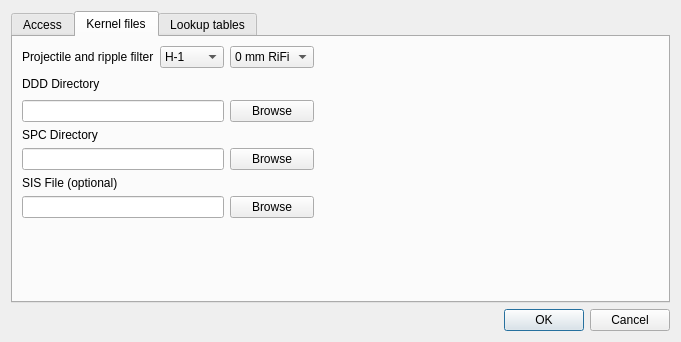
Old version of the form pytripgui/view/trip_config.ui in the repository pytrip/pytripgui.
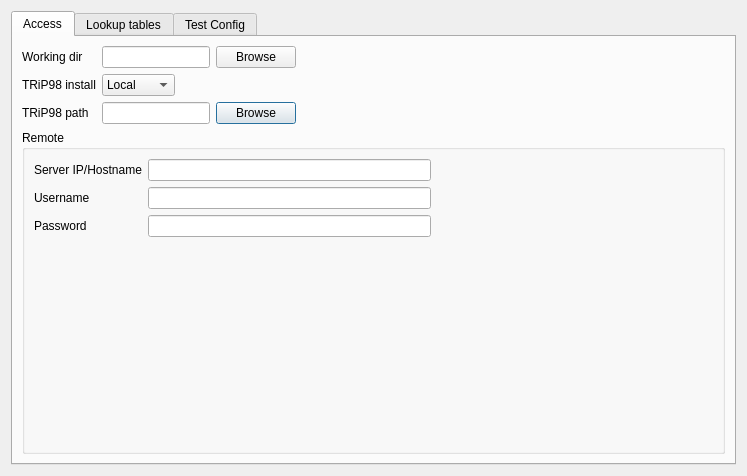
New version of the form. The open tabs and pages were chosen to show the change.

```diff
--- a/pytripgui/view/trip_config.ui
+++ b/pytripgui/view/trip_config.ui
@@ -6,8 +6,8 @@
    <rect>
     <x>0</x>
     <y>0</y>
-    <width>681</width>
-    <height>342</height>
+    <width>747</width>
+    <height>476</height>
    </rect>
   </property>
   <property name="windowTitle">
@@ -166,154 +166,7 @@
        </item>
       </layout>
      </widget>
-     <widget class="QWidget" name="tab_2">
-      <attribute name="title">
-       <string>Kernel files</string>
-      </attribute>
-      <layout class="QGridLayout" name="gridLayout_2">
-       <item row="0" column="0" colspan="2">
-        <widget class="QLabel" name="label_8">
-         <property name="text">
-          <string>Projectile and ripple filter</string>
-         </property>
-        </widget>
-       </item>
-       <item row="0" column="2">
-        <widget class="QComboBox" name="comboBox_2">
-         <item>
-          <property name="text">
-           <string>H-1</string>
-          </property>
-         </item>
-         <item>
-          <property name="text">
-           <string>He-4</string>
-          </property>
-         </item>
-         <item>
-          <property name="text">
-           <string>C-12</string>
-          </property>
-         </item>
-         <item>
-          <property name="text">
-           <string>O-16</string>
-          </property>
-         </item>
-         <item>
-          <property name="text">
-           <string>Ne-20</string>
-          </property>
-         </item>
-        </widget>
-       </item>
-       <item row="0" column="3">
-        <widget class="QComboBox" name="comboBox_3">
-         <item>
-          <property name="text">
-           <string>0 mm RiFi</string>
-          </property>
-         </item>
-         <item>
-          <property name="text">
-           <string>3 mm RiFi</string>
-          </property>
-         </item>
-        </widget>
-       </item>
-       <item row="0" column="4">
-        <spacer name="horizontalSpacer_5">
-         <property name="orientation">
-          <enum>Qt::Horizontal</enum>
-         </property>
-         <property name="sizeHint" stdset="0">
-          <size>
-           <width>40</width>
-           <height>20</height>
-          </size>
-         </property>
-        </spacer>
-       </item>
-       <item row="1" column="0">
-        <widget class="QLabel" name="label_7">
-         <property name="text">
-          <string>DDD Directory</string>
-         </property>
-        </widget>
-       </item>
-       <item row="1" column="2" colspan="3">
-        <spacer name="horizontalSpacer_3">
-         <property name="orientation">
-          <enum>Qt::Horizontal</enum>
-         </property>
-         <property name="sizeHint" stdset="0">
-          <size>
-           <width>471</width>
-           <height>20</height>
-          </size>
-         </property>
-        </spacer>
-       </item>
-       <item row="3" column="0">
-        <widget class="QLabel" name="label_9">
-         <property name="text">
-          <string>SPC Directory</string>
-         </property>
-        </widget>
-       </item>
-       <item row="5" column="0">
-        <widget class="QLabel" name="label_10">
-         <property name="text">
-          <string>SIS File (optional)</string>
-         </property>
-        </widget>
-       </item>
-       <item row="7" column="0">
-        <spacer name="verticalSpacer_2">
-         <property name="orientation">
-          <enum>Qt::Vertical</enum>
-         </property>
-         <property name="sizeHint" stdset="0">
-          <size>
-           <width>20</width>
-           <height>40</height>
-          </size>
-         </property>
-        </spacer>
-       </item>
-       <item row="6" column="3">
-        <widget class="QPushButton" name="pushButton_browsesis">
-         <property name="text">
-          <string>Browse</string>
-         </property>
-        </widget>
-       </item>
-       <item row="2" column="0" colspan="3">
-        <widget class="QLineEdit" name="lineEdit_ddd"/>
-       </item>
-       <item row="4" column="0" colspan="3">
-        <widget class="QLineEdit" name="lineEdit_spc"/>
-       </item>
-       <item row="4" column="3">
-        <widget class="QPushButton" name="pushButton_browsespc">
-         <property name="text">
-          <string>Browse</string>
-         </property>
-        </widget>
-       </item>
-       <item row="2" column="3">
-        <widget class="QPushButton" name="pushButton_browseddd">
-         <property name="text">
-          <string>Browse</string>
-         </property>
-        </widget>
-       </item>
-       <item row="6" column="0" colspan="3">
-        <widget class="QLineEdit" name="lineEdit_sis"/>
-       </item>
-      </layout>
-     </widget>
-     <widget class="QWidget" name="tab_3">
+     <widget class="QWidget" name="tab_lut">
       <attribute name="title">
        <string>Lookup tables</string>
       </attribute>
@@ -393,16 +246,77 @@
        </item>
       </layout>
      </widget>
-    </widget>
-   </item>
-   <item>
-    <widget class="QDialogButtonBox" name="buttonBox">
-     <property name="orientation">
-      <enum>Qt::Horizontal</enum>
-     </property>
-     <property name="standardButtons">
-      <set>QDialogButtonBox::Cancel|QDialogButtonBox::Ok</set>
-     </property>
+     <widget class="QWidget" name="tab_test">
+      <attribute name="title">
+       <string>Test Config</string>
+      </attribute>
+      <layout class="QGridLayout" name="gridLayout_2">
+       <item row="0" column="0">
+        <widget class="QPushButton" name="pushButton">
+         <property name="text">
+          <string>Check TRiP98 Version</string>
+         </property>
+        </widget>
+       </item>
+       <item row="0" column="1">
+        <widget class="QLabel" name="label_7">
+         <property name="text">
+          <string>Version : ???</string>
+         </property>
+        </widget>
+       </item>
+       <item row="0" column="2">
+        <widget class="QCheckBox" name="checkBox">
+         <property name="text">
+          <string>Success</string>
+         </property>
+        </widget>
+       </item>
+       <item row="0" column="3">
+        <spacer name="horizontalSpacer">
+         <property name="orientation">
+          <enum>Qt::Horizontal</enum>
+         </property>
+         <property name="sizeHint" stdset="0">
+          <size>
+           <width>383</width>
+           <height>20</height>
+          </size>
+         </property>
+        </spacer>
+       </item>
+       <item row="1" column="0">
+        <widget class="QPushButton" name="pushButton_2">
+         <property name="text">
+          <string>Check Kernel</string>
+         </property>
+        </widget>
+       </item>
+       <item row="1" column="1">
+        <widget class="QComboBox" name="comboBox_2"/>
+       </item>
+       <item row="1" column="2">
+        <widget class="QCheckBox" name="checkBox_2">
+         <property name="text">
+          <string>Success</string>
+         </property>
+        </widget>
+       </item>
+       <item row="2" column="0">
+        <spacer name="verticalSpacer_2">
+         <property name="orientation">
+          <enum>Qt::Vertical</enum>
+         </property>
+         <property name="sizeHint" stdset="0">
+          <size>
+           <width>20</width>
+           <height>351</height>
+          </size>
+         </property>
+        </spacer>
+       </item>
+      </layout>
+     </widget>
     </widget>
    </item>
   </layout>
```
Left out of the diff: 39 changed lines with no effect on the pictures.
